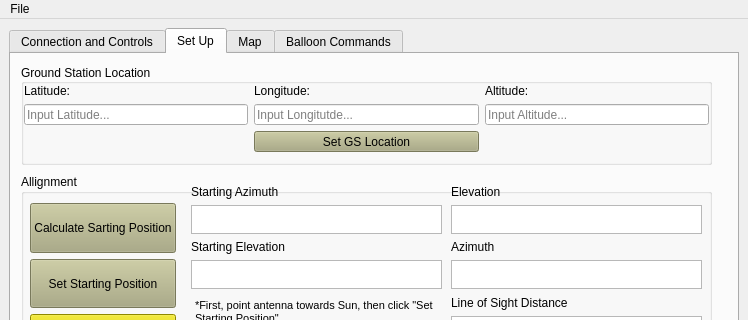
This is LoRa_Designer.ui in LeRoyt97/LoRa_Ground_Station as Qt 5 draws it before an edit; both pictures show x 0 to 748 and y 0 to 320 of the 748 by 620 pixel window. The edited form follows.
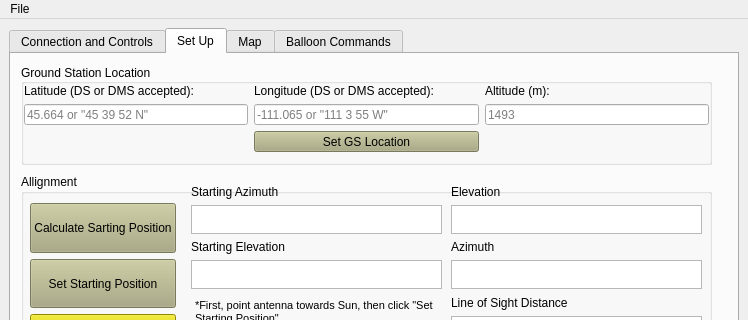
This is the edited form. The open tabs and pages were chosen to show the change.

Commit message:
fixed bug in set_ground_station_location() that made ground_station_lat/lon return None if coords were entered in decimal degree form.
Added GUI placeholder text for GS location input boxes to show formatting examples.

What changed in the file:
```diff
--- a/LoRa_Designer.ui
+++ b/LoRa_Designer.ui
@@ -500,7 +500,7 @@
           <item row="0" column="0">
            <widget class="QLabel" name="label_5">
             <property name="text">
-             <string>Latitude:</string>
+             <string>Latitude (DS or DMS accepted):</string>
             </property>
            </widget>
           </item>
@@ -521,14 +521,14 @@
              <string/>
             </property>
             <property name="placeholderText">
-             <string>Input Longitutde...</string>
+             <string>-111.065 or &quot;111 3 55 W&quot;</string>
             </property>
            </widget>
           </item>
           <item row="0" column="1">
            <widget class="QLabel" name="label_3">
             <property name="text">
-             <string>Longitude:</string>
+             <string>Longitude (DS or DMS accepted):</string>
             </property>
            </widget>
           </item>
@@ -538,14 +538,14 @@
              <string/>
             </property>
             <property name="placeholderText">
-             <string>Input Latitude...</string>
+             <string>45.664 or &quot;45 39 52 N&quot;</string>
             </property>
            </widget>
           </item>
           <item row="0" column="2">
            <widget class="QLabel" name="label_4">
             <property name="text">
-             <string>Altitude:</string>
+             <string>Altitude (m):</string>
             </property>
            </widget>
           </item>
@@ -555,7 +555,7 @@
              <string/>
             </property>
             <property name="placeholderText">
-             <string>Input Altitude...</string>
+             <string>1493</string>
             </property>
            </widget>
           </item>
```
The commit also changes 1 other file.
